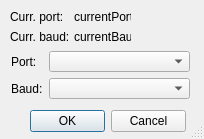
Old version of the form Forms/comPort.ui in the repository Dimagic/rfbcheck.
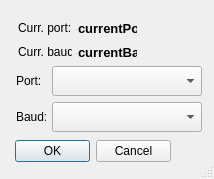
New version of the form.

What changed in the file:
```diff
--- a/Forms/comPort.ui
+++ b/Forms/comPort.ui
@@ -9,20 +9,20 @@
    <rect>
     <x>0</x>
     <y>0</y>
-    <width>204</width>
-    <height>139</height>
+    <width>214</width>
+    <height>179</height>
    </rect>
   </property>
   <property name="minimumSize">
    <size>
-    <width>204</width>
-    <height>139</height>
+    <width>214</width>
+    <height>179</height>
    </size>
   </property>
   <property name="maximumSize">
    <size>
-    <width>204</width>
-    <height>139</height>
+    <width>214</width>
+    <height>179</height>
    </size>
   </property>
   <property name="windowTitle">
@@ -37,87 +37,94 @@
   <widget class="QDialogButtonBox" name="buttonBox">
    <property name="geometry">
     <rect>
-     <x>30</x>
-     <y>110</y>
+     <x>15</x>
+     <y>140</y>
      <width>156</width>
      <height>23</height>
     </rect>
    </property>
+   <property name="minimumSize">
+    <size>
+     <width>156</width>
+     <height>23</height>
+    </size>
+   </property>
+   <property name="maximumSize">
+    <size>
+     <width>156</width>
+     <height>23</height>
+    </size>
+   </property>
    <property name="standardButtons">
     <set>QDialogButtonBox::Cancel|QDialogButtonBox::Ok</set>
    </property>
   </widget>
-  <widget class="QWidget" name="">
-   <property name="geometry">
-    <rect>
-     <x>10</x>
-     <y>10</y>
-     <width>121</width>
-     <height>34</height>
-    </rect>
-   </property>
-   <layout class="QGridLayout" name="gridLayout_2">
-    <item row="0" column="0">
-     <widget class="QLabel" name="label_3">
-      <property name="styleSheet">
-       <string notr="true">font: 75 8pt &quot;MS Shell Dlg 2&quot;;</string>
-      </property>
-      <property name="text">
-       <string>Curr. port:</string>
-      </property>
-     </widget>
-    </item>
-    <item row="0" column="1">
      <widget class="QLabel" name="currentPort">
-      <property name="styleSheet">
-       <string notr="true">font: 75 8pt &quot;MS Shell Dlg 2&quot;;</string>
+   <property name="geometry">
+    <rect>
+     <x>78</x>
+     <y>19</y>
+     <width>59</width>
+     <height>18</height>
+    </rect>
+   </property>
+   <property name="minimumSize">
+    <size>
+     <width>59</width>
+     <height>18</height>
+    </size>
+   </property>
+   <property name="maximumSize">
+    <size>
+     <width>59</width>
+     <height>13</height>
+    </size>
+   </property>
+   <property name="font">
+    <font>
+     <pointsize>10</pointsize>
+     <weight>75</weight>
+     <bold>true</bold>
+    </font>
       </property>
       <property name="text">
        <string>currentPort</string>
       </property>
      </widget>
-    </item>
-    <item row="1" column="0">
-     <widget class="QLabel" name="label_4">
-      <property name="text">
-       <string>Curr. baud:</string>
-      </property>
-     </widget>
-    </item>
-    <item row="1" column="1">
-     <widget class="QLabel" name="currentBaud">
-      <property name="text">
-       <string>currentBaud</string>
-      </property>
-     </widget>
-    </item>
-   </layout>
-  </widget>
-  <widget class="QWidget" name="">
-   <property name="geometry">
-    <rect>
-     <x>11</x>
-     <y>51</y>
-     <width>179</width>
-     <height>48</height>
-    </rect>
-   </property>
-   <layout class="QGridLayout" name="gridLayout">
-    <item row="0" column="0">
      <widget class="QLabel" name="label">
+   <property name="geometry">
+    <rect>
+     <x>16</x>
+     <y>66</y>
+     <width>30</width>
+     <height>30</height>
+    </rect>
+   </property>
       <property name="minimumSize">
        <size>
         <width>30</width>
-        <height>0</height>
+     <height>30</height>
+    </size>
+   </property>
+   <property name="maximumSize">
+    <size>
+     <width>30</width>
+     <height>20</height>
        </size>
       </property>
       <property name="text">
        <string>Port:</string>
       </property>
      </widget>
-    </item>
-    <item row="0" column="1">
      <widget class="QComboBox" name="portBox">
+   <property name="geometry">
+    <rect>
+     <x>52</x>
+     <y>66</y>
+     <width>150</width>
+     <height>30</height>
+    </rect>
+   </property>
       <property name="sizePolicy">
        <sizepolicy hsizetype="Fixed" vsizetype="Fixed">
         <horstretch>0</horstretch>
@@ -126,27 +133,51 @@
       </property>
       <property name="minimumSize">
        <size>
+     <width>150</width>
+     <height>30</height>
+    </size>
+   </property>
+   <property name="maximumSize">
+    <size>
         <width>141</width>
-        <height>0</height>
+     <height>20</height>
        </size>
       </property>
      </widget>
-    </item>
-    <item row="1" column="0">
      <widget class="QLabel" name="label_2">
+   <property name="geometry">
+    <rect>
+     <x>16</x>
+     <y>102</y>
+     <width>30</width>
+     <height>30</height>
+    </rect>
+   </property>
       <property name="minimumSize">
        <size>
         <width>30</width>
-        <height>0</height>
+     <height>30</height>
+    </size>
+   </property>
+   <property name="maximumSize">
+    <size>
+     <width>30</width>
+     <height>20</height>
        </size>
       </property>
       <property name="text">
        <string>Baud:</string>
       </property>
      </widget>
-    </item>
-    <item row="1" column="1">
      <widget class="QComboBox" name="baudBox">
+   <property name="geometry">
+    <rect>
+     <x>52</x>
+     <y>102</y>
+     <width>150</width>
+     <height>30</height>
+    </rect>
+   </property>
       <property name="sizePolicy">
        <sizepolicy hsizetype="Fixed" vsizetype="Fixed">
         <horstretch>0</horstretch>
@@ -155,13 +186,101 @@
       </property>
       <property name="minimumSize">
        <size>
+     <width>150</width>
+     <height>30</height>
+    </size>
+   </property>
+   <property name="maximumSize">
+    <size>
         <width>141</width>
-        <height>0</height>
+     <height>20</height>
        </size>
       </property>
      </widget>
-    </item>
-   </layout>
+  <widget class="QLabel" name="label_3">
+   <property name="geometry">
+    <rect>
+     <x>18</x>
+     <y>19</y>
+     <width>54</width>
+     <height>18</height>
+    </rect>
+   </property>
+   <property name="minimumSize">
+    <size>
+     <width>54</width>
+     <height>18</height>
+    </size>
+   </property>
+   <property name="maximumSize">
+    <size>
+     <width>54</width>
+     <height>13</height>
+    </size>
+   </property>
+   <property name="styleSheet">
+    <string notr="true">font: 75 8pt &quot;MS Shell Dlg 2&quot;;</string>
+   </property>
+   <property name="text">
+    <string>Curr. port:</string>
+   </property>
+  </widget>
+  <widget class="QLabel" name="label_4">
+   <property name="geometry">
+    <rect>
+     <x>18</x>
+     <y>43</y>
+     <width>54</width>
+     <height>18</height>
+    </rect>
+   </property>
+   <property name="minimumSize">
+    <size>
+     <width>54</width>
+     <height>18</height>
+    </size>
+   </property>
+   <property name="maximumSize">
+    <size>
+     <width>54</width>
+     <height>13</height>
+    </size>
+   </property>
+   <property name="text">
+    <string>Curr. baud:</string>
+   </property>
+  </widget>
+  <widget class="QLabel" name="currentBaud">
+   <property name="geometry">
+    <rect>
+     <x>78</x>
+     <y>43</y>
+     <width>59</width>
+     <height>18</height>
+    </rect>
+   </property>
+   <property name="minimumSize">
+    <size>
+     <width>59</width>
+     <height>18</height>
+    </size>
+   </property>
+   <property name="maximumSize">
+    <size>
+     <width>59</width>
+     <height>13</height>
+    </size>
+   </property>
+   <property name="font">
+    <font>
+     <pointsize>10</pointsize>
+     <weight>75</weight>
+     <bold>true</bold>
+    </font>
+   </property>
+   <property name="text">
+    <string>currentBaud</string>
+   </property>
   </widget>
  </widget>
  <resources/>
```
Lines whose indentation alone changed are shown as unchanged.
